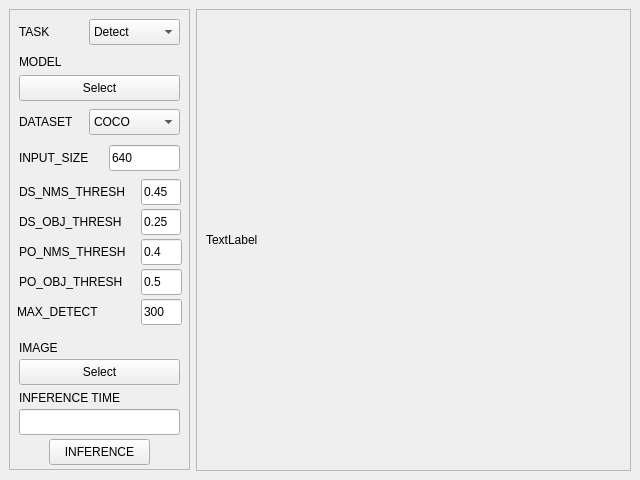
Above: yolo11.ui from darkice9x/Yolo11_rknn before the change. Below: the same form after it.
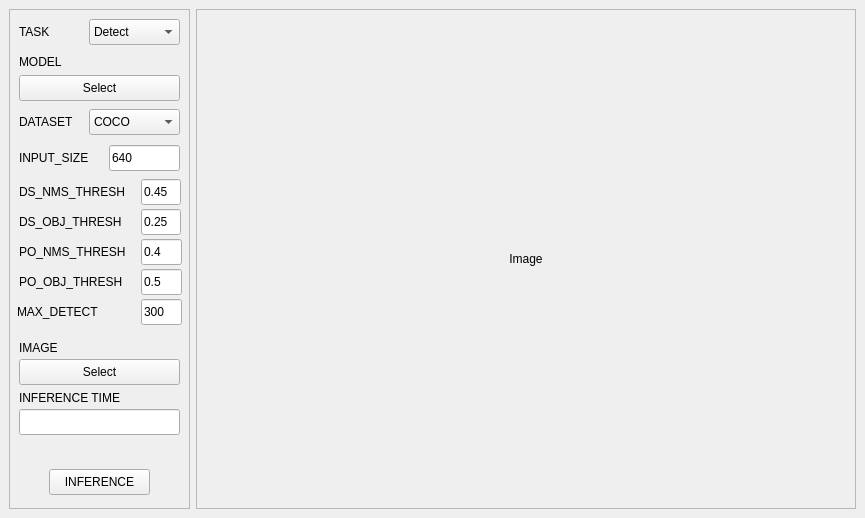
That is the form after the change.

```diff
--- a/yolo11.ui
+++ b/yolo11.ui
@@ -6,8 +6,8 @@
    <rect>
     <x>0</x>
     <y>0</y>
-    <width>640</width>
-    <height>480</height>
+    <width>865</width>
+    <height>518</height>
    </rect>
   </property>
   <property name="windowTitle">
@@ -17,16 +17,19 @@
    <layout class="QHBoxLayout" name="horizontalLayout_2">
     <item>
      <widget class="QFrame" name="frame">
+      <property name="enabled">
+       <bool>true</bool>
+      </property>
       <property name="minimumSize">
        <size>
         <width>181</width>
-        <height>461</height>
+        <height>500</height>
        </size>
       </property>
       <property name="maximumSize">
        <size>
         <width>181</width>
-        <height>461</height>
+        <height>500</height>
        </size>
       </property>
       <property name="frameShape">
@@ -156,7 +159,7 @@
        <property name="geometry">
         <rect>
          <x>40</x>
-         <y>430</y>
+         <y>460</y>
          <width>101</width>
          <height>26</height>
         </rect>
@@ -384,7 +387,10 @@
        <item>
         <widget class="QLabel" name="label_4">
          <property name="text">
-          <string>TextLabel</string>
+          <string>Image</string>
+         </property>
+         <property name="alignment">
+          <set>Qt::AlignmentFlag::AlignCenter</set>
          </property>
         </widget>
        </item>
```
